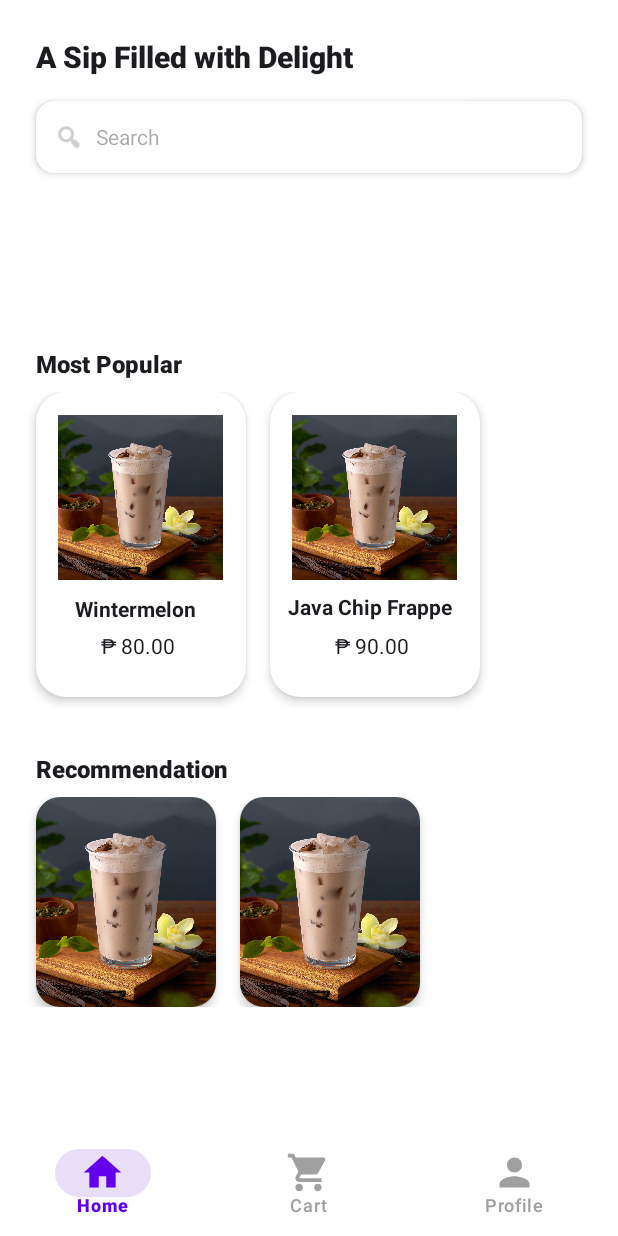
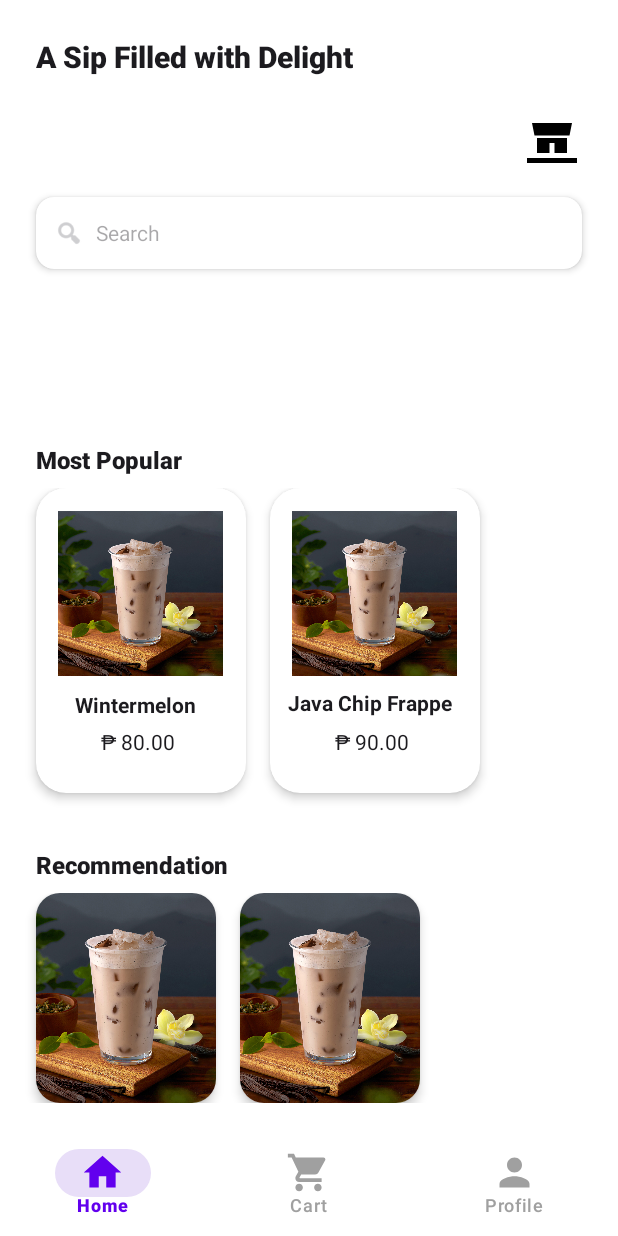
Before and after one commit to Hanie1602/MilkTeaStore, an Android app: the HomeActivity screen opened directly, with no data from a screen before it, on a phone screen of 412 x 824 dp. Run offline under Robolectric (Android 15) with nearby library versions, the phone set to English and light mode, and no system bars.

Commit message:
view map

```diff
--- a/app/src/main/AndroidManifest.xml
+++ b/app/src/main/AndroidManifest.xml
@@ -1,6 +1,7 @@
 <?xml version="1.0" encoding="utf-8"?>
 <manifest xmlns:android="http://schemas.android.com/apk/res/android"
     xmlns:tools="http://schemas.android.com/tools">
+    <uses-permission android:name="android.permission.INTERNET" />
 
     <application
         android:allowBackup="true"
@@ -21,7 +22,6 @@
                 <category android:name="android.intent.category.LAUNCHER" />
             </intent-filter>
         </activity>
-
         <activity android:name=".controller.MainActivity" />
         <activity android:name=".controller.login_register.LoginActivity" />
         <activity android:name=".controller.login_register.RegisterActivity" />
--- a/app/src/main/java/com/example/milkteastore/controller/Home/HomeActivity.java
+++ b/app/src/main/java/com/example/milkteastore/controller/Home/HomeActivity.java
@@ -1,10 +1,11 @@
 package com.example.milkteastore.controller.Home;
 
 import android.content.Intent;
+import android.net.Uri;
 import android.os.Bundle;
 import android.view.View;
 import androidx.appcompat.app.AppCompatActivity;
-
+import androidx.cardview.widget.CardView;
 import com.example.milkteastore.R;
 import com.example.milkteastore.dao.ProductDAO;
 import com.example.milkteastore.databinding.ActivityMainBinding;
@@ -20,6 +21,10 @@ public class HomeActivity extends AppCompatActivity {
     protected void onCreate(Bundle savedInstanceState) {
         super.onCreate(savedInstanceState);
         binding = ActivityMainBinding.inflate(getLayoutInflater());
+        if (binding == null) {
+            // Xử lý lỗi inflate nếu có
+            return;
+        }
         setContentView(binding.getRoot());
 
         // Khởi tạo repository để lấy dữ liệu từ DB
@@ -29,16 +34,17 @@ public class HomeActivity extends AppCompatActivity {
         List<Product> products = productRepository.getAllProducts();
 
         // Đặt listener cho card Wintermelon (sản phẩm đầu tiên)
-        if (!products.isEmpty()) {
+        if (products != null && !products.isEmpty()) {
             Product wintermelon = products.get(0); // Lấy sản phẩm đầu tiên làm ví dụ
+            if (binding.cardWintermelon != null) {
                 binding.cardWintermelon.setOnClickListener(new View.OnClickListener() {
                     @Override
                     public void onClick(View v) {
                         Intent intent = new Intent(HomeActivity.this, DetailsActivity.class);
-                    intent.putExtra("ITEM_ID", wintermelon.getId()); // Truyền ID để lấy chi tiết
+                        intent.putExtra("ITEM_ID", wintermelon.getId());
                         intent.putExtra("ITEM_NAME", wintermelon.getName());
                         intent.putExtra("ITEM_PRICE", String.valueOf(wintermelon.getPrice()));
-                    intent.putExtra("ITEM_IMAGE", R.drawable.milktea_1); // Tạm thời dùng placeholder
+                        intent.putExtra("ITEM_IMAGE", R.drawable.milktea_1);
                         intent.putExtra("ITEM_DESCRIPTION", wintermelon.getDescription());
                         intent.putExtra("ITEM_SIZE", wintermelon.getSize());
                         intent.putExtra("ITEM_QUANTITY", wintermelon.getQuantity());
@@ -46,18 +52,20 @@ public class HomeActivity extends AppCompatActivity {
                     }
                 });
             }
+        }
 
         // Đặt listener cho card Java Chip (sản phẩm thứ hai)
-        if (products.size() > 1) {
+        if (products != null && products.size() > 1) {
             Product javaChip = products.get(1); // Lấy sản phẩm thứ hai làm ví dụ
+            if (binding.cardJavaChip != null) {
                 binding.cardJavaChip.setOnClickListener(new View.OnClickListener() {
                     @Override
                     public void onClick(View v) {
                         Intent intent = new Intent(HomeActivity.this, DetailsActivity.class);
-                    intent.putExtra("ITEM_ID", javaChip.getId()); // Truyền ID để lấy chi tiết
+                        intent.putExtra("ITEM_ID", javaChip.getId());
                         intent.putExtra("ITEM_NAME", javaChip.getName());
                         intent.putExtra("ITEM_PRICE", String.valueOf(javaChip.getPrice()));
-                    intent.putExtra("ITEM_IMAGE", R.drawable.milktea_1); // Tạm thời dùng placeholder
+                        intent.putExtra("ITEM_IMAGE", R.drawable.milktea_1);
                         intent.putExtra("ITEM_DESCRIPTION", javaChip.getDescription());
                         intent.putExtra("ITEM_SIZE", javaChip.getSize());
                         intent.putExtra("ITEM_QUANTITY", javaChip.getQuantity());
@@ -66,4 +74,26 @@ public class HomeActivity extends AppCompatActivity {
                 });
             }
         }
+
+        // Đặt listener cho icon cửa hàng
+        if (binding.ivShopIcon != null) {
+            binding.ivShopIcon.setOnClickListener(new View.OnClickListener() {
+                @Override
+                public void onClick(View v) {
+                    double latitude = 10.8506;
+                    double longitude = 106.7544;
+
+                    Uri gmmIntentUri = Uri.parse("geo:" + latitude + "," + longitude + "?q=" + latitude + "," + longitude + "(Cửa hàng MilkTea)");
+                    Intent mapIntent = new Intent(Intent.ACTION_VIEW, gmmIntentUri);
+                    mapIntent.setPackage("com.google.android.apps.maps");
+
+                    if (mapIntent.resolveActivity(getPackageManager()) != null) {
+                        startActivity(mapIntent);
+                    } else {
+                        startActivity(new Intent(Intent.ACTION_VIEW, Uri.parse("https://www.google.com/maps/search/?api=1&query=" + latitude + "," + longitude)));
                     }
+                }
+            });
+        }
+    }
+}
--- a/app/src/main/java/com/example/milkteastore/controller/login_register/LoginActivity.java
+++ b/app/src/main/java/com/example/milkteastore/controller/login_register/LoginActivity.java
@@ -12,7 +12,7 @@ import android.widget.Toast;
 import androidx.appcompat.app.AppCompatActivity;
 
 import com.example.milkteastore.R;
-import com.example.milkteastore.controller.MainActivity;
+import com.example.milkteastore.controller.Home.HomeActivity;
 import com.example.milkteastore.dao.UserDAO;
 import com.example.milkteastore.model.User;
 
@@ -62,7 +62,7 @@ public class LoginActivity extends AppCompatActivity {
             Toast.makeText(this, "Login successful! Welcome " + loggedInUser.firstName, Toast.LENGTH_SHORT).show();
 
             // 👉 Chuyển đến MainActivity
-            Intent intent = new Intent(LoginActivity.this, MainActivity.class);
+            Intent intent = new Intent(LoginActivity.this, HomeActivity.class);
             intent.putExtra("userId", loggedInUser.id); // tuỳ theo dữ liệu bạn cần
             startActivity(intent);
             finish(); // kết thúc login activity
--- /dev/null
+++ b/app/src/main/res/drawable/ic_shop.xml
@@ -0,0 +1,11 @@
+<vector xmlns:android="http://schemas.android.com/apk/res/android"
+    android:width="24dp"
+    android:height="24dp"
+    android:viewportWidth="24"
+    android:viewportHeight="24"
+    android:tint="#000000">
+
+    <path
+        android:fillColor="@android:color/white"
+        android:pathData="M4,4h16l-1,5H5L4,4zM2,20v-2h20v2H2zM6,10h12v6h-5v-4h-2v4H6v-6z" />
+</vector>
--- a/app/src/main/res/layout/activity_main.xml
+++ b/app/src/main/res/layout/activity_main.xml
@@ -25,6 +25,20 @@
         app:layout_constraintStart_toStartOf="parent"
         app:layout_constraintEnd_toEndOf="parent" />
 
+    <!-- Shop Icon (đỉnh góc phải) -->
+    <ImageView
+        android:id="@+id/ivShopIcon"
+        android:layout_width="40dp"
+        android:layout_height="40dp"
+        android:src="@drawable/ic_shop"
+        android:contentDescription="Icon cửa hàng"
+        android:layout_marginTop="24dp"
+        android:layout_marginEnd="24dp"
+        app:layout_constraintTop_toBottomOf="@id/tvTitle"
+        app:layout_constraintEnd_toEndOf="parent"
+        android:clickable="true"
+        android:focusable="true" />
+
     <!-- Search Bar container -->
     <androidx.cardview.widget.CardView
         android:id="@+id/cardSearch"
@@ -35,7 +49,7 @@
         android:layout_marginTop="16dp"
         android:layout_marginStart="24dp"
         android:layout_marginEnd="24dp"
-        app:layout_constraintTop_toBottomOf="@id/tvTitle"
+        app:layout_constraintTop_toBottomOf="@id/ivShopIcon"
         app:layout_constraintStart_toStartOf="parent"
         app:layout_constraintEnd_toEndOf="parent"
         android:background="@android:color/white">
@@ -315,7 +329,6 @@
                         android:text="₱ 80.00"
                         android:textColor="#1C1B1F"
                         android:textSize="14sp" />
-
                 </RelativeLayout>
             </androidx.cardview.widget.CardView>
 
@@ -368,10 +381,8 @@
                         android:text="₱ 90.00"
                         android:textColor="#1C1B1F"
                         android:textSize="14sp" />
-
                 </RelativeLayout>
             </androidx.cardview.widget.CardView>
-
         </LinearLayout>
     </HorizontalScrollView>
 
@@ -444,7 +455,6 @@
                     android:src="@drawable/milktea_1"
                     android:contentDescription="Cream puff pastry dessert on white plate"/>
             </androidx.cardview.widget.CardView>
-
         </LinearLayout>
     </HorizontalScrollView>
 
```
Lines whose indentation alone changed are shown as unchanged.
